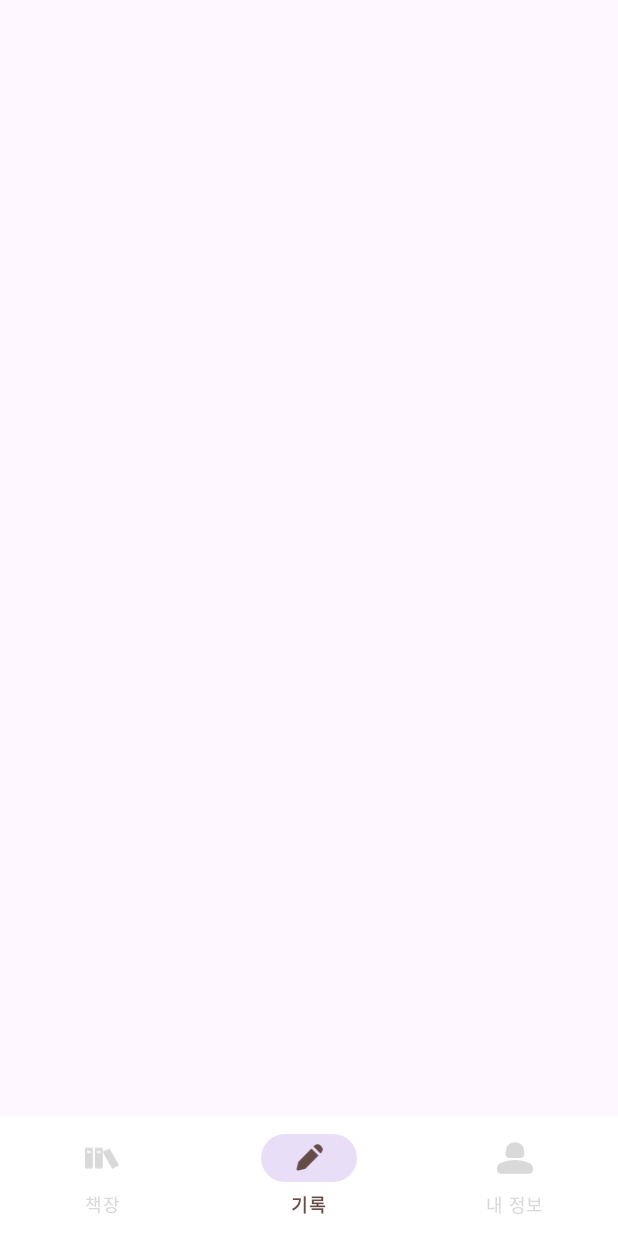
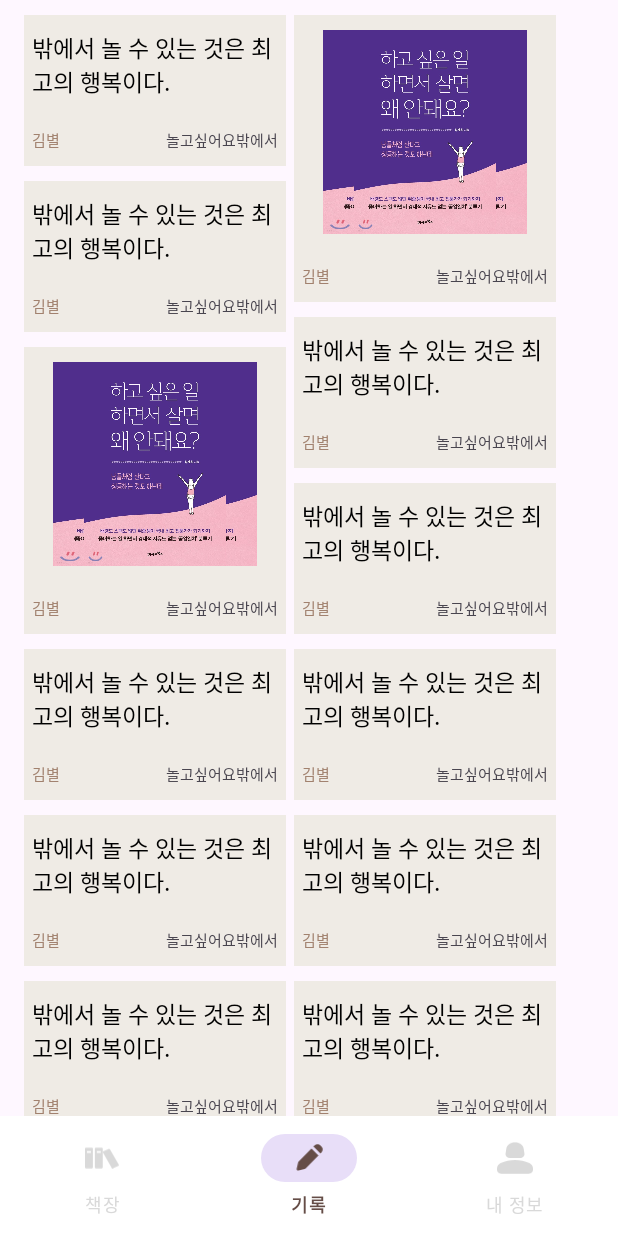
Before and after one commit to mnzy412/GURU2, an Android app: the screen it shows after launch once a user with an empty profile is signed in (MainActivity), item 5 of the bottom bar chosen, on a phone screen of 412 x 824 dp. Run offline under Robolectric (Android 15) with nearby library versions, the phone set to English and light mode, and no system bars; our stand-ins replace Firebase (no records; nobody signed in at launch, a user with empty details on screens opened directly).

Commit message:
[mnzy] 리사이클러뷰 추가 (수정 필요)

```diff
--- /dev/null
+++ b/app/src/main/java/com/example/myapplication/record/HasImage.kt
@@ -0,0 +1,5 @@
+package com.example.myapplication.record
+
+enum class HasImage {
+    TRUE, FALSE
+}
--- /dev/null
+++ b/app/src/main/java/com/example/myapplication/record/Record.kt
@@ -0,0 +1,9 @@
+package com.example.myapplication.record
+
+data class Record(
+    var hasImage: HasImage,
+    var userName: String,
+    var title: String,
+    var content: String,
+    var img: Int?
+)
--- a/app/src/main/java/com/example/myapplication/record/RecordFragment.kt
+++ b/app/src/main/java/com/example/myapplication/record/RecordFragment.kt
@@ -6,63 +6,209 @@ import androidx.fragment.app.Fragment
 import android.view.LayoutInflater
 import android.view.View
 import android.view.ViewGroup
+import androidx.recyclerview.widget.GridLayoutManager
 import androidx.recyclerview.widget.LinearLayoutManager
 import androidx.recyclerview.widget.RecyclerView
+import androidx.recyclerview.widget.StaggeredGridLayoutManager
+import com.example.myapplication.MypageRVAdpater
 import com.example.myapplication.R
+import com.example.myapplication.databinding.FragmentRecordBinding
+import com.example.myapplication.mypage.Mypage
 
-// TODO: Rename parameter arguments, choose names that match
-// the fragment initialization parameters, e.g. ARG_ITEM_NUMBER
-private const val ARG_PARAM1 = "param1"
-private const val ARG_PARAM2 = "param2"
+class RecordFragment : Fragment() {
+    lateinit var viewBinding: FragmentRecordBinding
+
+    override fun onCreateView(
+        inflater: LayoutInflater,
+        container: ViewGroup?,
+        savedInstanceState: Bundle?
+    ): View? {
+        viewBinding = FragmentRecordBinding.inflate(layoutInflater)
 
 
-/**
- * A simple [Fragment] subclass.
- * Use the [RecordFragment.newInstance] factory method to
- * create an instance of this fragment.
- */
-class RecordFragment : Fragment() {
-    // TODO: Rename and change types of parameters
-    private var param1: String? = null
-    private var param2: String? = null
+        val recordList: ArrayList<Record> = arrayListOf()
+        val rAdapter = RecordRVAdapter(recordList)
+
+        recordList.apply {
+            add(
+                Record(
+                    HasImage.FALSE,
+                    "김별",
+                    "놀고싶어요밖에서",
+                    "밖에서 놀 수 있는 것은 최고의 행복이다.",
+                    null
+                )
+            )
+            add(
+                Record(
+                    HasImage.TRUE,
+                    "김별",
+                    "놀고싶어요밖에서",
+                    "밖에서 놀 수 있는 것은 최고의 행복이다.",
+                    R.drawable.img
+                )
+            )
+            add(
+                Record(
+                    HasImage.FALSE,
+                    "김별",
+                    "놀고싶어요밖에서",
+                    "밖에서 놀 수 있는 것은 최고의 행복이다.",
+                    null
+                )
+            )
+            add(
+                Record(
+                    HasImage.FALSE,
+                    "김별",
+                    "놀고싶어요밖에서",
+                    "밖에서 놀 수 있는 것은 최고의 행복이다.",
+                    null
+                )
+            )
+            add(
+                Record(
+                    HasImage.TRUE,
+                    "김별",
+                    "놀고싶어요밖에서",
+                    "밖에서 놀 수 있는 것은 최고의 행복이다.",
+                    R.drawable.img
+                )
+            )
+            add(
+                Record(
+                    HasImage.FALSE,
+                    "김별",
+                    "놀고싶어요밖에서",
+                    "밖에서 놀 수 있는 것은 최고의 행복이다.",
+                    null
+                )
+            )
+            add(
+                Record(
+                    HasImage.FALSE,
+                    "김별",
+                    "놀고싶어요밖에서",
+                    "밖에서 놀 수 있는 것은 최고의 행복이다.",
+                    null
+                )
+            )
+            add(
+                Record(
+                    HasImage.FALSE,
+                    "김별",
+                    "놀고싶어요밖에서",
+                    "밖에서 놀 수 있는 것은 최고의 행복이다.",
+                    null
+                )
+            )
+            add(
+                Record(
+                    HasImage.FALSE,
+                    "김별",
+                    "놀고싶어요밖에서",
+                    "밖에서 놀 수 있는 것은 최고의 행복이다.",
+                    null
+                )
+            )
+            add(
+                Record(
+                    HasImage.FALSE,
+                    "김별",
+                    "놀고싶어요밖에서",
+                    "밖에서 놀 수 있는 것은 최고의 행복이다.",
+                    null
+                )
+            )
+            add(
+                Record(
+                    HasImage.FALSE,
+                    "김별",
+                    "놀고싶어요밖에서",
+                    "밖에서 놀 수 있는 것은 최고의 행복이다.",
+                    null
+                )
+            )
+            add(
+                Record(
+                    HasImage.FALSE,
+                    "김별",
+                    "놀고싶어요밖에서",
+                    "밖에서 놀 수 있는 것은 최고의 행복이다.",
+                    null
+                )
+            )
+            add(
+                Record(
+                    HasImage.FALSE,
+                    "김별",
+                    "놀고싶어요밖에서",
+                    "밖에서 놀 수 있는 것은 최고의 행복이다.",
+                    null
+                )
+            )
+            add(
+                Record(
+                    HasImage.FALSE,
+                    "김별",
+                    "놀고싶어요밖에서",
+                    "밖에서 놀 수 있는 것은 최고의 행복이다.",
+                    null
+                )
+            )
+            add(
+                Record(
+                    HasImage.FALSE,
+                    "김별",
+                    "놀고싶어요밖에서",
+                    "밖에서 놀 수 있는 것은 최고의 행복이다.",
+                    null
+                )
+            )
+            add(
+                Record(
+                    HasImage.FALSE,
+                    "김별",
+                    "놀고싶어요밖에서",
+                    "밖에서 놀 수 있는 것은 최고의 행복이다.",
+                    null
+                )
+            )
+            add(
+                Record(
+                    HasImage.FALSE,
+                    "김별",
+                    "놀고싶어요밖에서",
+                    "밖에서 놀 수 있는 것은 최고의 행복이다.",
+                    null
+                )
+            )
+            add(
+                Record(
+                    HasImage.FALSE,
+                    "김별",
+                    "놀고싶어요밖에서",
+                    "밖에서 놀 수 있는 것은 최고의 행복이다.",
+                    null
+                )
+            )
+            add(
+                Record(
+                    HasImage.FALSE,
+                    "김별",
+                    "놀고싶어요밖에서",
+                    "밖에서 놀 수 있는 것은 최고의 행복이다.",
+                    null
+                )
+            )
+
+        }
+
+        viewBinding.recordRV.layoutManager = StaggeredGridLayoutManager (2,LinearLayoutManager.VERTICAL)
+        viewBinding.recordRV.adapter = rAdapter
 
 
-    override fun onCreate(savedInstanceState: Bundle?) {
-        super.onCreate(savedInstanceState)
 
-        arguments?.let {
-            param1 = it.getString(ARG_PARAM1)
-            param2 = it.getString(ARG_PARAM2)
-        }
-    }
-
-    override fun onCreateView(
-        inflater: LayoutInflater, container: ViewGroup?,
-        savedInstanceState: Bundle?
-    ): View? {
-        // Inflate the layout for this fragment
-
-        return inflater.inflate(R.layout.fragment_record, container, false)
-
-    }
-
-    companion object {
-        /**
-         * Use this factory method to create a new instance of
-         * this fragment using the provided parameters.
-         *
-         * @param param1 Parameter 1.
-         * @param param2 Parameter 2.
-         * @return A new instance of fragment RecordFragment.
-         */
-        // TODO: Rename and change types and number of parameters
-        @JvmStatic
-        fun newInstance(param1: String, param2: String) =
-            RecordFragment().apply {
-                arguments = Bundle().apply {
-                    putString(ARG_PARAM1, param1)
-                    putString(ARG_PARAM2, param2)
-                }
-            }
+        return viewBinding.root
     }
 }
--- /dev/null
+++ b/app/src/main/java/com/example/myapplication/record/RecordRVAdapter.kt
@@ -0,0 +1,82 @@
+package com.example.myapplication.record
+
+import android.view.LayoutInflater
+import android.view.View
+import android.view.ViewGroup
+import androidx.recyclerview.widget.RecyclerView
+import com.example.myapplication.databinding.ListItemRecord1Binding
+import com.example.myapplication.databinding.ListItemRecord2Binding
+import com.example.myapplication.record.Const.HASIMAGE
+import com.example.myapplication.record.Const.NOIMAGE
+
+class RecordRVAdapter(private val recordList: ArrayList<Record>): RecyclerView.Adapter<RecyclerView.ViewHolder>(){
+
+    var itemClick: RecordRVAdapter.ItemClick? = null
+
+    inner class RecordWithImageViewHolder(val viewBinding: ListItemRecord1Binding) :
+            RecyclerView.ViewHolder(viewBinding.root) {
+                fun bind(record: Record) {
+                    viewBinding.img.setImageResource(record.img!!)
+                    viewBinding.bookTitle.text = record.title
+                    viewBinding.userName.text = record.userName
+                }
+            }
+
+    inner class RecordWithoutImageViewHolder(val viewBinding2: ListItemRecord2Binding) :
+        RecyclerView.ViewHolder(viewBinding2.root) {
+        fun bind(record: Record) {
+            viewBinding2.content.text = record.content
+            viewBinding2.bookTitle.text = record.title
+            viewBinding2.userName.text = record.userName
+        }
+    }
+
+    override fun getItemViewType(position: Int): Int {
+        return if (recordList[position].hasImage==HasImage.TRUE) HASIMAGE else NOIMAGE
+    }
+
+    override fun onCreateViewHolder(parent: ViewGroup, viewType: Int): RecyclerView.ViewHolder {
+        return if (viewType == HASIMAGE) {
+            val view = ListItemRecord1Binding.inflate(LayoutInflater.from(parent.context),parent, false)
+            RecordWithImageViewHolder(view)
+        } else {
+            val view = ListItemRecord2Binding.inflate(LayoutInflater.from(parent.context),parent,false)
+            RecordWithoutImageViewHolder(view)
+        }
+    }
+
+
+    override fun onBindViewHolder(holder: RecyclerView.ViewHolder, position: Int) {
+        if (getItemViewType(position) == HASIMAGE) {
+            (holder as RecordWithImageViewHolder).bind(recordList[position])
+        }else {
+            (holder as RecordWithoutImageViewHolder).bind(recordList[position])
+        }
+
+        if (itemClick != null) {
+            if (recordList[position].hasImage == HasImage.TRUE) {
+                (holder as RecordRVAdapter.RecordWithImageViewHolder).viewBinding!!.recordItem.setOnClickListener(
+                    View.OnClickListener {
+                        itemClick?.onClick(it, position)
+                    })
+            }  else {
+                (holder as RecordRVAdapter.RecordWithoutImageViewHolder).viewBinding2!!.recordItem.setOnClickListener(
+                    View.OnClickListener {
+                        itemClick?.onClick(it, position)
+                    })
+            }
+        }
+    }
+
+    override fun getItemCount(): Int = recordList.size
+
+    interface ItemClick {
+        fun onClick(view: View, position: Int)
+    }
+
+}
+
+object Const {
+    const val HASIMAGE = 0
+    const val NOIMAGE = 1
+}
--- a/app/src/main/res/layout/fragment_record.xml
+++ b/app/src/main/res/layout/fragment_record.xml
@@ -1,5 +1,5 @@
 <?xml version="1.0" encoding="utf-8"?>
-<FrameLayout xmlns:android="http://schemas.android.com/apk/res/android"
+<androidx.constraintlayout.widget.ConstraintLayout xmlns:android="http://schemas.android.com/apk/res/android"
     xmlns:app="http://schemas.android.com/apk/res-auto"
     xmlns:tools="http://schemas.android.com/tools"
     android:layout_width="match_parent"
@@ -10,8 +10,22 @@
 
 
     <androidx.recyclerview.widget.RecyclerView
-        android:id="@+id/recyclerView"
+        android:id="@+id/recordRV"
         android:layout_width="match_parent"
-        android:layout_height="match_parent" />
+        android:layout_height="wrap_content"
+        android:layout_marginStart="16dp"
+        android:layout_marginEnd="16dp"
+        android:clipToPadding="false"
+        android:orientation="vertical"
+        android:overScrollMode="never"
+        android:paddingEnd="20dp"
+        app:layoutManager="androidx.recyclerview.widget.StaggeredGridLayoutManager"
+        app:layout_constraintBottom_toBottomOf="parent"
+        app:layout_constraintEnd_toEndOf="parent"
+        app:layout_constraintStart_toStartOf="parent"
+        app:layout_constraintTop_toTopOf="parent"
+        tools:listitem="@layout/list_item_record1" />
 
-</FrameLayout>
+
+
+</androidx.constraintlayout.widget.ConstraintLayout>
--- /dev/null
+++ b/app/src/main/res/layout/list_item_record1.xml
@@ -0,0 +1,55 @@
+<?xml version="1.0" encoding="utf-8"?>
+<androidx.constraintlayout.widget.ConstraintLayout xmlns:android="http://schemas.android.com/apk/res/android"
+    xmlns:app="http://schemas.android.com/apk/res-auto"
+    android:layout_width="190dp"
+    android:layout_height="wrap_content"
+    android:layout_marginStart="0dp"
+    android:gravity="center_vertical"
+    android:layout_marginTop="10dp"
+    android:layout_marginEnd="15dp"
+    android:layout_marginLeft="10dp"
+    android:layout_marginRight="10dp"
+    android:background="#EFEBE5"
+    android:id="@+id/record_item">
+
+    <ImageView
+        android:id="@+id/img"
+        android:layout_width="136dp"
+        android:layout_height="136dp"
+        android:layout_marginTop="10dp"
+        android:background="@drawable/img"
+        app:layout_constraintEnd_toEndOf="parent"
+        app:layout_constraintStart_toStartOf="parent"
+        app:layout_constraintTop_toTopOf="parent" />
+
+    <TextView
+        android:id="@+id/userName"
+        android:layout_width="wrap_content"
+        android:layout_height="wrap_content"
+        android:layout_marginLeft="5dp"
+        android:layout_marginTop="20dp"
+        android:layout_marginBottom="10dp"
+        android:text="김민지똥개"
+        android:textColor="@color/color5"
+        android:textSize="10dp"
+        app:layout_constraintBottom_toBottomOf="parent"
+        app:layout_constraintStart_toStartOf="parent"
+        app:layout_constraintTop_toBottomOf="@+id/img" />
+
+    <TextView
+        android:id="@+id/bookTitle"
+        android:layout_width="wrap_content"
+        android:layout_height="wrap_content"
+        android:layout_marginTop="20dp"
+        android:layout_marginEnd="5dp"
+        android:layout_marginBottom="10dp"
+        android:maxWidth="100dp"
+        android:ellipsize="end"
+        android:maxLines="2"
+        android:text="구루는곧끝이난다"
+        android:textSize="10dp"
+        app:layout_constraintBottom_toBottomOf="parent"
+        app:layout_constraintEnd_toEndOf="parent"
+        app:layout_constraintTop_toBottomOf="@+id/img" />
+
+</androidx.constraintlayout.widget.ConstraintLayout>
--- /dev/null
+++ b/app/src/main/res/layout/list_item_record2.xml
@@ -0,0 +1,61 @@
+<?xml version="1.0" encoding="utf-8"?>
+<androidx.constraintlayout.widget.ConstraintLayout xmlns:android="http://schemas.android.com/apk/res/android"
+    xmlns:app="http://schemas.android.com/apk/res-auto"
+    android:layout_width="190dp"
+    android:layout_height="wrap_content"
+    android:layout_marginStart="0dp"
+    android:gravity="center_vertical"
+    android:layout_marginTop="10dp"
+    android:layout_marginEnd="15dp"
+    android:layout_marginLeft="10dp"
+    android:layout_marginRight="10dp"
+    android:background="#EFEBE5"
+    android:id="@+id/record_item">
+
+    <TextView
+        android:id="@+id/content"
+        android:layout_width="wrap_content"
+        android:layout_height="wrap_content"
+        android:layout_marginStart="5dp"
+        android:layout_marginTop="10dp"
+        android:ellipsize="end"
+        android:fontFamily="@font/pre_m"
+        android:maxWidth="170dp"
+        android:maxLines="5"
+        android:text="구루가 너무 힘든 것 같다는 생각이 든다."
+        android:textColor="@color/black"
+        android:textSize="15dp"
+        app:layout_constraintStart_toStartOf="parent"
+        app:layout_constraintTop_toTopOf="parent" />
+
+    <TextView
+        android:id="@+id/userName"
+        android:layout_width="wrap_content"
+        android:layout_height="wrap_content"
+        android:layout_marginLeft="5dp"
+        android:layout_marginTop="20dp"
+        android:layout_marginBottom="10dp"
+        android:text="김민지똥개"
+        android:textColor="@color/color5"
+        android:textSize="10dp"
+        app:layout_constraintBottom_toBottomOf="parent"
+        app:layout_constraintStart_toStartOf="parent"
+        app:layout_constraintTop_toBottomOf="@+id/content" />
+
+    <TextView
+        android:id="@+id/bookTitle"
+        android:layout_width="wrap_content"
+        android:layout_height="wrap_content"
+        android:layout_marginTop="20dp"
+        android:layout_marginEnd="5dp"
+        android:layout_marginBottom="10dp"
+        android:maxWidth="100dp"
+        android:ellipsize="end"
+        android:maxLines="2"
+        android:text="구루는곧끝이난다"
+        android:textSize="10dp"
+        app:layout_constraintBottom_toBottomOf="parent"
+        app:layout_constraintEnd_toEndOf="parent"
+        app:layout_constraintTop_toBottomOf="@+id/content" />
+
+</androidx.constraintlayout.widget.ConstraintLayout>
```
